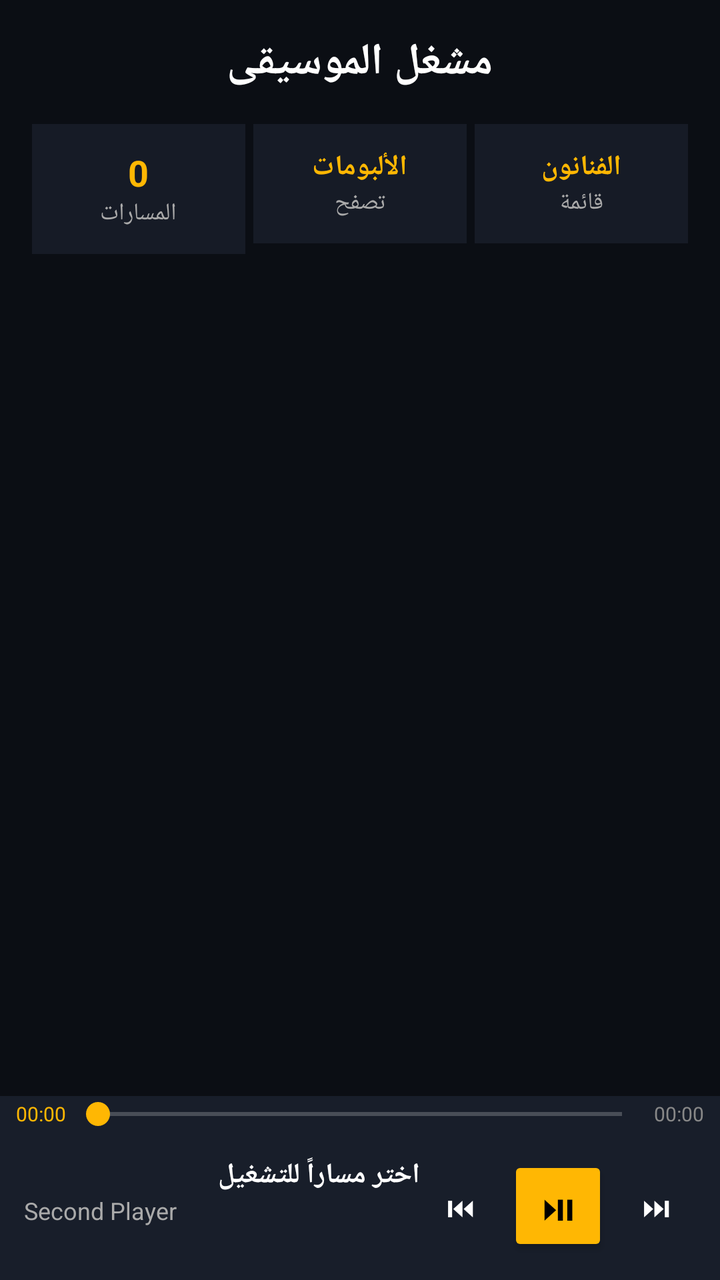
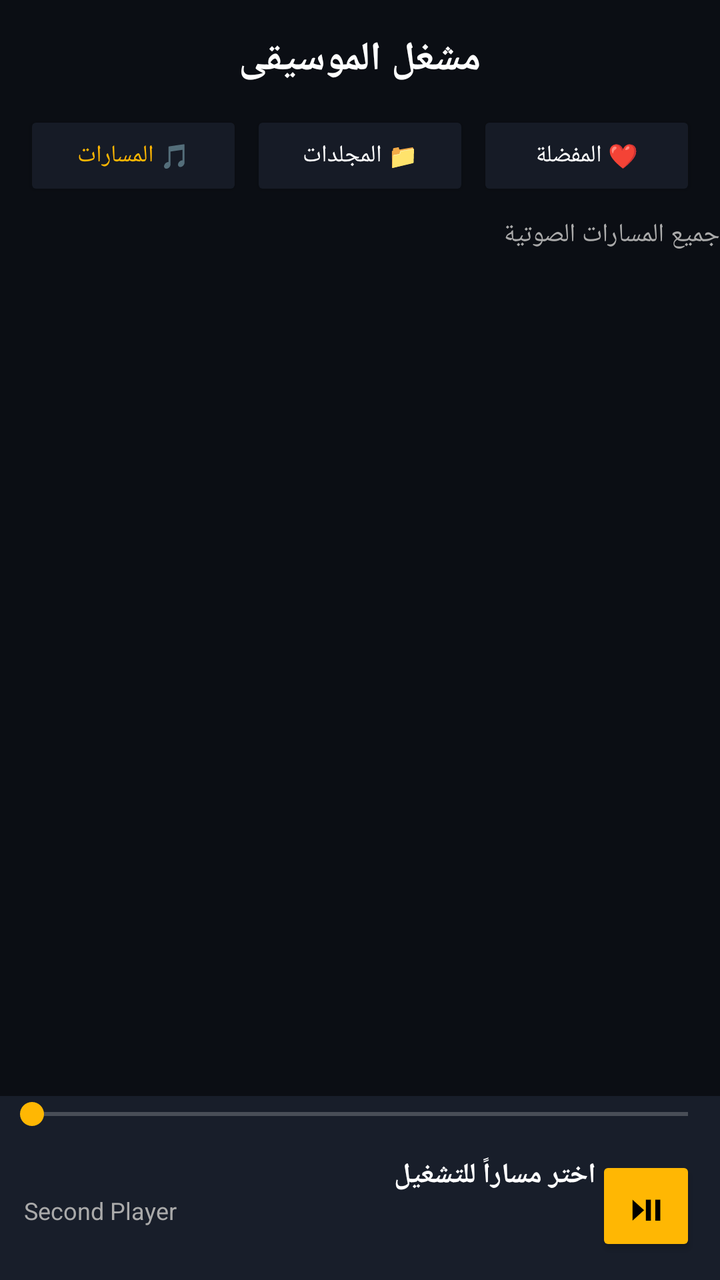

The first picture is an Android layout as it rendered before a commit; the second is the same layout after the commit. The layout source and the unified diff follow.
<!-- AndroidManifest.xml: application theme Theme.AppCompat.NoActionBar -->
<!-- res/layout/activity_main.xml -->
<?xml version="1.0" encoding="utf-8"?>
<RelativeLayout xmlns:android="http://schemas.android.com/apk/res/android"
    android:layout_width="match_parent"
    android:layout_height="match_parent"
    android:background="#0B0E14">

    
    <LinearLayout
        android:id="@+id/headerLayout"
        android:layout_width="match_parent"
        android:layout_height="wrap_content"
        android:orientation="vertical"
        android:padding="16dp">

        <TextView
            android:layout_width="wrap_content"
            android:layout_height="wrap_content"
            android:text="مشغل الموسيقى"
            android:textColor="#FFFFFF"
            android:textSize="22sp"
            android:textStyle="bold"
            android:layout_gravity="center"
            android:layout_marginBottom="16dp"/>

        
        <LinearLayout
            android:layout_width="match_parent"
            android:layout_height="wrap_content"
            android:orientation="horizontal"
            android:weightSum="3">

            <LinearLayout
                android:layout_width="0dp"
                android:layout_height="wrap_content"
                android:layout_weight="1"
                android:orientation="vertical"
                android:gravity="center"
                android:background="#161B26"
                android:padding="12dp"
                android:layout_marginEnd="4dp">

                <TextView
                    android:id="@+id/tvTrackCount"
                    android:layout_width="wrap_content"
                    android:layout_height="wrap_content"
                    android:text="0"
                    android:textColor="#FFB703"
                    android:textSize="18sp"
                    android:textStyle="bold"/>

                <TextView
                    android:layout_width="wrap_content"
                    android:layout_height="wrap_content"
                    android:text="المسارات"
                    android:textColor="#AAAAAA"
                    android:textSize="12sp"/>
            </LinearLayout>

            <LinearLayout
                android:layout_width="0dp"
                android:layout_height="wrap_content"
                android:layout_weight="1"
                android:orientation="vertical"
                android:gravity="center"
                android:background="#161B26"
                android:padding="12dp"
                android:layout_marginEnd="4dp">

                <TextView
                    android:layout_width="wrap_content"
                    android:layout_height="wrap_content"
                    android:text="الألبومات"
                    android:textColor="#FFB703"
                    android:textSize="14sp"
                    android:textStyle="bold"/>

                <TextView
                    android:layout_width="wrap_content"
                    android:layout_height="wrap_content"
                    android:text="تصفح"
                    android:textColor="#AAAAAA"
                    android:textSize="12sp"/>
            </LinearLayout>

            <LinearLayout
                android:layout_width="0dp"
                android:layout_height="wrap_content"
                android:layout_weight="1"
                android:orientation="vertical"
                android:gravity="center"
                android:background="#161B26"
                android:padding="12dp">

                <TextView
                    android:layout_width="wrap_content"
                    android:layout_height="wrap_content"
                    android:text="الفنانون"
                    android:textColor="#FFB703"
                    android:textSize="14sp"
                    android:textStyle="bold"/>

                <TextView
                    android:layout_width="wrap_content"
                    android:layout_height="wrap_content"
                    android:text="قائمة"
                    android:textColor="#AAAAAA"
                    android:textSize="12sp"/>
            </LinearLayout>
        </LinearLayout>
    </LinearLayout>

    
    <androidx.recyclerview.widget.RecyclerView
        android:id="@+id/recyclerView"
        android:layout_width="match_parent"
        android:layout_height="match_parent"
        android:layout_below="@id/headerLayout"
        android:layout_above="@id/bottomPlayerCard"
        android:padding="8dp"/>

    
    <LinearLayout
        android:id="@+id/bottomPlayerCard"
        android:layout_width="match_parent"
        android:layout_height="wrap_content"
        android:layout_alignParentBottom="true"
        android:orientation="vertical"
        android:background="#181E2A"
        android:elevation="12dp">

        
        <LinearLayout
            android:layout_width="match_parent"
            android:layout_height="wrap_content"
            android:orientation="horizontal"
            android:gravity="center_vertical"
            android:paddingStart="8dp"
            android:paddingEnd="8dp">

            <TextView
                android:id="@+id/tvCurrentTime"
                android:layout_width="wrap_content"
                android:layout_height="wrap_content"
                android:text="00:00"
                android:textColor="#FFB703"
                android:textSize="10sp"/>

            <SeekBar
                android:id="@+id/seekBar"
                android:layout_width="0dp"
                android:layout_height="wrap_content"
                android:layout_weight="1"
                android:progressTint="#FFB703"
                android:thumbTint="#FFB703"/>

            <TextView
                android:id="@+id/tvTotalDuration"
                android:layout_width="wrap_content"
                android:layout_height="wrap_content"
                android:text="00:00"
                android:textColor="#888888"
                android:textSize="10sp"/>
        </LinearLayout>

        
        <RelativeLayout
            android:layout_width="match_parent"
            android:layout_height="wrap_content"
            android:padding="12dp">

            <LinearLayout
                android:layout_width="wrap_content"
                android:layout_height="wrap_content"
                android:layout_alignParentStart="true"
                android:layout_toStartOf="@id/controlsLayout"
                android:orientation="vertical">

                <TextView
                    android:id="@+id/tvNowPlayingTitle"
                    android:layout_width="match_parent"
                    android:layout_height="wrap_content"
                    android:text="اختر مساراً للتشغيل"
                    android:textColor="#FFFFFF"
                    android:textSize="14sp"
                    android:textStyle="bold"
                    android:maxLines="1"
                    android:ellipsize="end"/>

                <TextView
                    android:id="@+id/tvNowPlayingArtist"
                    android:layout_width="match_parent"
                    android:layout_height="wrap_content"
                    android:text="Second Player"
                    android:textColor="#AAAAAA"
                    android:textSize="12sp"
                    android:maxLines="1"/>
            </LinearLayout>

            <LinearLayout
                android:id="@+id/controlsLayout"
                android:layout_width="wrap_content"
                android:layout_height="wrap_content"
                android:layout_alignParentEnd="true"
                android:gravity="center_vertical"
                android:orientation="horizontal">

                <Button
                    android:id="@+id/btnPrevious"
                    android:layout_width="40dp"
                    android:layout_height="40dp"
                    android:text="⏮"
                    android:textColor="#FFFFFF"
                    android:textSize="14sp"
                    android:background="?attr/selectableItemBackgroundBorderless"/>

                <Button
                    android:id="@+id/btnPlayPause"
                    android:layout_width="50dp"
                    android:layout_height="50dp"
                    android:text="⏯"
                    android:textColor="#000000"
                    android:textSize="18sp"
                    android:backgroundTint="#FFB703"
                    android:layout_marginStart="4dp"
                    android:layout_marginEnd="4dp"/>

                <Button
                    android:id="@+id/btnNext"
                    android:layout_width="40dp"
                    android:layout_height="40dp"
                    android:text="⏭"
                    android:textColor="#FFFFFF"
                    android:textSize="14sp"
                    android:background="?attr/selectableItemBackgroundBorderless"/>
            </LinearLayout>
        </RelativeLayout>
    </LinearLayout>

</RelativeLayout>
<!-- resources referenced by this layout -->
<resources>

</resources>

<!-- the commit's change to res/layout/activity_main.xml (unified diff, before → after) -->
@@ -5,116 +5,81 @@
     android:background="#0B0E14">
 
     
+    <TextView
+        android:id="@+id/tvHeaderTitle"
+        android:layout_width="wrap_content"
+        android:layout_height="wrap_content"
+        android:text="مشغل الموسيقى"
+        android:textColor="#FFFFFF"
+        android:textSize="20sp"
+        android:textStyle="bold"
+        android:layout_centerHorizontal="true"
+        android:layout_marginTop="16dp"
+        android:layout_marginBottom="12dp"/>
+
+    
     <LinearLayout
-        android:id="@+id/headerLayout"
+        android:id="@+id/categoryLayout"
         android:layout_width="match_parent"
         android:layout_height="wrap_content"
-        android:orientation="vertical"
-        android:padding="16dp">
+        android:layout_below="@id/tvHeaderTitle"
+        android:orientation="horizontal"
+        android:paddingStart="12dp"
+        android:paddingEnd="12dp"
+        android:layout_marginBottom="8dp"
+        android:weightSum="3">
 
-        <TextView
-            android:layout_width="wrap_content"
-            android:layout_height="wrap_content"
-            android:text="مشغل الموسيقى"
+        <Button
+            android:id="@+id/btnCategoryTracks"
+            android:layout_width="0dp"
+            android:layout_height="45dp"
+            android:layout_weight="1"
+            android:text="🎵 المسارات"
+            android:textSize="12sp"
+            android:textColor="#FFB703"
+            android:backgroundTint="#161B26"
+            android:layout_marginEnd="4dp"/>
+
+        <Button
+            android:id="@+id/btnCategoryFolders"
+            android:layout_width="0dp"
+            android:layout_height="45dp"
+            android:layout_weight="1"
+            android:text="📁 المجلدات"
+            android:textSize="12sp"
             android:textColor="#FFFFFF"
-            android:textSize="22sp"
-            android:textStyle="bold"
-            android:layout_gravity="center"
-            android:layout_marginBottom="16dp"/>
+            android:backgroundTint="#161B26"
+            android:layout_marginEnd="4dp"/>
 
-        
-        <LinearLayout
-            android:layout_width="match_parent"
-            android:layout_height="wrap_content"
-            android:orientation="horizontal"
-            android:weightSum="3">
+        <Button
+            android:id="@+id/btnCategoryFavorites"
+            android:layout_width="0dp"
+            android:layout_height="45dp"
+            android:layout_weight="1"
+            android:text="❤️ المفضلة"
+            android:textSize="12sp"
+            android:textColor="#FFFFFF"
+            android:backgroundTint="#161B26"/>
+    </LinearLayout>
 
-            <LinearLayout
-                android:layout_width="0dp"
-                android:layout_height="wrap_content"
-                android:layout_weight="1"
-                android:orientation="vertical"
-                android:gravity="center"
-                android:background="#161B26"
-                android:padding="12dp"
-                android:layout_marginEnd="4dp">
-
-                <TextView
-                    android:id="@+id/tvTrackCount"
-                    android:layout_width="wrap_content"
-                    android:layout_height="wrap_content"
-                    android:text="0"
-                    android:textColor="#FFB703"
-                    android:textSize="18sp"
-                    android:textStyle="bold"/>
-
-                <TextView
-                    android:layout_width="wrap_content"
-                    android:layout_height="wrap_content"
-                    android:text="المسارات"
-                    android:textColor="#AAAAAA"
-                    android:textSize="12sp"/>
-            </LinearLayout>
-
-            <LinearLayout
-                android:layout_width="0dp"
-                android:layout_height="wrap_content"
-                android:layout_weight="1"
-                android:orientation="vertical"
-                android:gravity="center"
-                android:background="#161B26"
-                android:padding="12dp"
-                android:layout_marginEnd="4dp">
-
-                <TextView
-                    android:layout_width="wrap_content"
-                    android:layout_height="wrap_content"
-                    android:text="الألبومات"
-                    android:textColor="#FFB703"
-                    android:textSize="14sp"
-                    android:textStyle="bold"/>
-
-                <TextView
-                    android:layout_width="wrap_content"
-                    android:layout_height="wrap_content"
-                    android:text="تصفح"
-                    android:textColor="#AAAAAA"
-                    android:textSize="12sp"/>
-            </LinearLayout>
-
-            <LinearLayout
-                android:layout_width="0dp"
-                android:layout_height="wrap_content"
-                android:layout_weight="1"
-                android:orientation="vertical"
-                android:gravity="center"
-                android:background="#161B26"
-                android:padding="12dp">
-
-                <TextView
-                    android:layout_width="wrap_content"
-                    android:layout_height="wrap_content"
-                    android:text="الفنانون"
-                    android:textColor="#FFB703"
-                    android:textSize="14sp"
-                    android:textStyle="bold"/>
-
-                <TextView
-                    android:layout_width="wrap_content"
-                    android:layout_height="wrap_content"
-                    android:text="قائمة"
-                    android:textColor="#AAAAAA"
-                    android:textSize="12sp"/>
-            </LinearLayout>
-        </LinearLayout>
-    </LinearLayout>
+    
+    <TextView
+        android:id="@+id/tvSectionTitle"
+        android:layout_width="match_parent"
+        android:layout_height="wrap_content"
+        android:layout_below="@id/categoryLayout"
+        android:text="جميع المسارات الصوتية"
+        android:textColor="#AAAAAA"
+        android:textSize="13sp"
+        android:paddingStart="16dp"
+        android:paddingBottom="8dp"/>
 
     
     <androidx.recyclerview.widget.RecyclerView
         android:id="@+id/recyclerView"
         android:layout_width="match_parent"
         android:layout_height="match_parent"
-        android:layout_below="@id/headerLayout"
+        android:layout_below="@id/tvSectionTitle"
         android:layout_above="@id/bottomPlayerCard"
         android:padding="8dp"/>
 
@@ -125,44 +90,15 @@
         android:layout_height="wrap_content"
         android:layout_alignParentBottom="true"
         android:orientation="vertical"
-        android:background="#181E2A"
-        android:elevation="12dp">
+        android:background="#181E2A">
 
-        
-        <LinearLayout
+        <SeekBar
+            android:id="@+id/seekBar"
             android:layout_width="match_parent"
             android:layout_height="wrap_content"
-            android:orientation="horizontal"
-            android:gravity="center_vertical"
-            android:paddingStart="8dp"
-            android:paddingEnd="8dp">
+            android:progressTint="#FFB703"
+            android:thumbTint="#FFB703"/>
 
-            <TextView
-                android:id="@+id/tvCurrentTime"
-                android:layout_width="wrap_content"
-                android:layout_height="wrap_content"
-                android:text="00:00"
-                android:textColor="#FFB703"
-                android:textSize="10sp"/>
-
-            <SeekBar
-                android:id="@+id/seekBar"
-                android:layout_width="0dp"
-                android:layout_height="wrap_content"
-                android:layout_weight="1"
-                android:progressTint="#FFB703"
-                android:thumbTint="#FFB703"/>
-
-            <TextView
-                android:id="@+id/tvTotalDuration"
-                android:layout_width="wrap_content"
-                android:layout_height="wrap_content"
-                android:text="00:00"
-                android:textColor="#888888"
-                android:textSize="10sp"/>
-        </LinearLayout>
-
-        
         <RelativeLayout
             android:layout_width="match_parent"
             android:layout_height="wrap_content"
@@ -201,17 +137,7 @@
                 android:layout_width="wrap_content"
                 android:layout_height="wrap_content"
                 android:layout_alignParentEnd="true"
-                android:gravity="center_vertical"
-                android:orientation="horizontal">
-
-                <Button
-                    android:id="@+id/btnPrevious"
-                    android:layout_width="40dp"
-                    android:layout_height="40dp"
-                    android:text="⏮"
-                    android:textColor="#FFFFFF"
-                    android:textSize="14sp"
-                    android:background="?attr/selectableItemBackgroundBorderless"/>
+                android:gravity="center_vertical">
 
                 <Button
                     android:id="@+id/btnPlayPause"
@@ -220,18 +146,7 @@
                     android:text="⏯"
                     android:textColor="#000000"
                     android:textSize="18sp"
-                    android:backgroundTint="#FFB703"
-                    android:layout_marginStart="4dp"
-                    android:layout_marginEnd="4dp"/>
-
-                <Button
-                    android:id="@+id/btnNext"
-                    android:layout_width="40dp"
-                    android:layout_height="40dp"
-                    android:text="⏭"
-                    android:textColor="#FFFFFF"
-                    android:textSize="14sp"
-                    android:background="?attr/selectableItemBackgroundBorderless"/>
+                    android:backgroundTint="#FFB703"/>
             </LinearLayout>
         </RelativeLayout>
     </LinearLayout>
